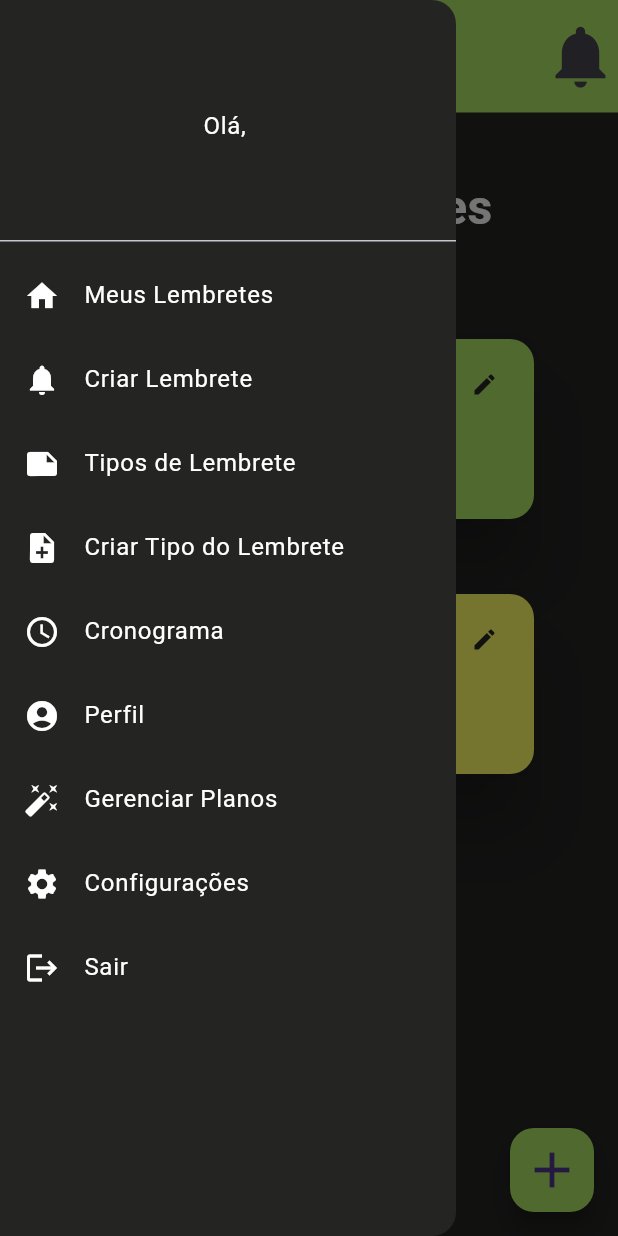
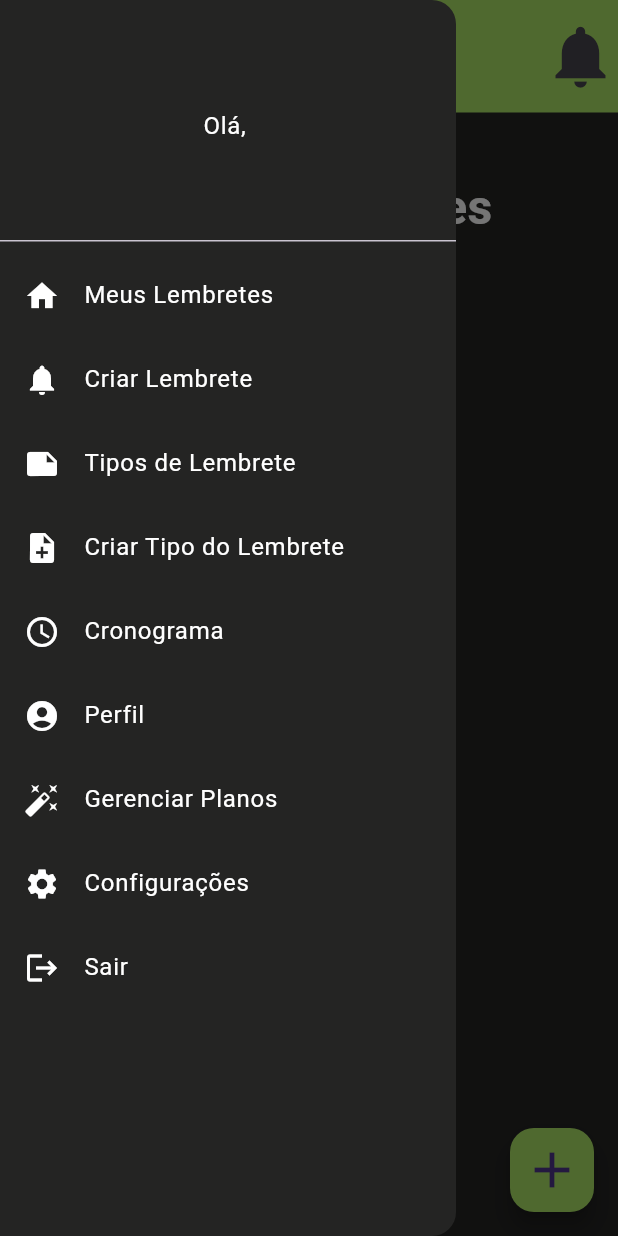
Before and after one commit to LuisFernandoPBPereira/EZReminder, a Flutter app: the screen it shows once a user with an empty profile is signed in, with the side drawer open, on a phone screen of 412 x 824 dp. Run offline on Flutter 3.47's test engine with Material 3 defaults, Android fonts, the phone set to English and light mode, and no system bars; our stand-ins replace cloud_firestore, firebase_auth, firebase_core, flutter_colorpicker; accounts and stored records are empty; generated files the repository leaves out were written again.

Commit message:
feat: Cadastrando e listando lembretes do banco

```diff
--- a/lib/components/card_lembrete.dart
+++ b/lib/components/card_lembrete.dart
@@ -2,14 +2,13 @@ import 'package:ez_reminder/global/ezreminder_colors.dart';
 import 'package:flutter/material.dart';
 
 class CardLembrete extends StatelessWidget {
-  final int id;
-  final int usuarioId;
+  final String id;
   final String titulo;
   final String descricao;
   final String tipoLembrete;
   final int cor;
   final String hora;
-  final DateTime data;
+  final String data;
   final String localizacao;
 
   final VoidCallback onPresssed;
@@ -17,7 +16,6 @@ class CardLembrete extends StatelessWidget {
   const CardLembrete(
       {super.key,
       required this.id,
-      required this.usuarioId,
       required this.titulo,
       required this.descricao,
       required this.tipoLembrete,
--- a/lib/models/lembrete_model.dart
+++ b/lib/models/lembrete_model.dart
@@ -1,24 +1,45 @@
 import 'package:flutter/material.dart';
 
 class LembreteModel {
-  int id;
-  int usuarioId;
+  String id;
   String nome;
   String descricao;
   String? localizacao;
-  int tipoLembreteId;
+  String tipoLembrete;
   int cor;
-  TimeOfDay hora;
-  DateTime data;
+  String hora;
+  String data;
 
   LembreteModel(
       {required this.id,
-      required this.usuarioId,
       required this.nome,
       localizacao,
       required this.descricao,
-      required this.tipoLembreteId,
+      required this.tipoLembrete,
       required this.cor,
       required this.hora,
       required this.data});
+
+  LembreteModel.fromMap(Map<String, dynamic> map)
+      : id = map["id"],
+        nome = map["nome"],
+        localizacao = map["localizacao"],
+        descricao = map["descricao"],
+        tipoLembrete = map["tipoLembrete"],
+        cor = map["cor"],
+        hora = map["hora"],
+        data = map["data"];
+
+  Map<String, dynamic> toMap() {
+    return {
+      "id": id,
+      "nome": nome,
+      "localizacao": localizacao,
+      "descricao": descricao,
+      "tipoLembrete": tipoLembrete,
+      "cor": cor,
+      "hora": hora,
+      "data": data
+    };
+  }
 }
--- a/lib/repository/lembrete_repository.dart
+++ b/lib/repository/lembrete_repository.dart
@@ -6,23 +6,21 @@ class LembreteRepository {
   List<LembreteModel> getLembretes() {
     return [
       LembreteModel(
-          id: 1,
-          usuarioId: 1,
+          id: "1",
           nome: "nome",
           descricao: "descricao",
-          tipoLembreteId: 1,
+          tipoLembrete: "1",
           cor: 0xFFADE566,
-          hora: TimeOfDay.now(),
-          data: DateTime.now()),
+          hora: "TimeOfDay.now()",
+          data: "DateTime.now()"),
       LembreteModel(
-          id: 2,
-          usuarioId: 2,
+          id: "2",
           nome: "nome tal",
           descricao: "descricao tal",
-          tipoLembreteId: 1,
+          tipoLembrete: "1",
           cor: 0xFFFFFF66,
-          hora: TimeOfDay.now(),
-          data: DateTime.now())
+          hora: "TimeOfDay.now()",
+          data: "DateTime.now()")
     ];
   }
 
--- a/lib/screens/home.dart
+++ b/lib/screens/home.dart
@@ -7,7 +7,9 @@ import 'package:ez_reminder/repository/lembrete_repository.dart';
 import 'package:ez_reminder/repository/tipo_lembrete_repository.dart';
 import 'package:ez_reminder/screens/criar_lembrete.dart';
 import 'package:ez_reminder/screens/editar_lembrete.dart';
+import 'package:ez_reminder/services/lembrete_service.dart';
 import 'package:flutter/material.dart';
+import 'package:intl/intl.dart';
 
 class Home extends StatefulWidget {
   const Home({super.key});
@@ -20,11 +22,7 @@ class _HomeState extends State<Home> {
   @override
   Widget build(BuildContext context) {
     List<LembreteModel> lembretes = LembreteRepository().getLembretes();
-
-    String recuperaTipoLembrete(int id) {
-      var tipoLembrete = TipoLembreteRepository().getTipoLembreteById(id);
-      return tipoLembrete.nome;
-    }
+    LembreteService lembreteService = LembreteService();
 
     return SafeArea(
       child: Scaffold(
@@ -58,18 +56,34 @@ class _HomeState extends State<Home> {
               const Titulo(
                 texto: "Meus Lembretes",
               ),
-              Column(
+              StreamBuilder(
+                  stream: lembreteService.getLembretes(),
+                  builder: (context, snapshot) {
+                    if (snapshot.connectionState == ConnectionState.waiting) {
+                      return const Center(
+                        child: Text("Carregando..."),
+                      );
+                    } else {
+                      if (snapshot.hasData &&
+                          snapshot.data != null &&
+                          snapshot.data!.docs.isNotEmpty) {
+                        List<LembreteModel> lembretes = [];
+
+                        for (var doc in snapshot.data!.docs) {
+                          lembretes.add(LembreteModel.fromMap(doc.data()));
+                        }
+
+                        return Column(
                             children: lembretes.map((lembrete) {
                           return CardLembrete(
                               id: lembrete.id,
-                    usuarioId: lembrete.usuarioId,
                               titulo: lembrete.nome,
                               descricao: lembrete.descricao,
-                    tipoLembrete: recuperaTipoLembrete(lembrete.tipoLembreteId),
+                              tipoLembrete: lembrete.tipoLembrete,
                               cor: lembrete.cor,
-                    hora: lembrete.hora.toString(),
+                              hora: lembrete.hora,
                               data: lembrete.data,
-                    localizacao: 'localizacao',
+                              localizacao: lembrete.localizacao ?? "",
                               onPresssed: () {
                                 Navigator.push(
                                   context,
@@ -80,7 +94,12 @@ class _HomeState extends State<Home> {
                                   ),
                                 );
                               });
-              }).toList()),
+                        }).toList());
+                      } else {
+                        return const Text("Não há lembretes");
+                      }
+                    }
+                  })
             ],
           ),
         ),
--- /dev/null
+++ b/lib/services/lembrete_service.dart
@@ -0,0 +1,21 @@
+import 'package:cloud_firestore/cloud_firestore.dart';
+import 'package:ez_reminder/models/lembrete_model.dart';
+import 'package:firebase_auth/firebase_auth.dart';
+
+class LembreteService {
+  String userId;
+  LembreteService() : userId = FirebaseAuth.instance.currentUser!.uid;
+
+  FirebaseFirestore firebaseFirestore = FirebaseFirestore.instance;
+
+  Future<void> adicionarLembrete(LembreteModel lembreteModel) async {
+    await firebaseFirestore
+        .collection(userId)
+        .doc(lembreteModel.id)
+        .set(lembreteModel.toMap());
+  }
+
+  Stream<QuerySnapshot<Map<String, dynamic>>> getLembretes() {
+    return firebaseFirestore.collection(userId).snapshots();
+  }
+}
--- a/pubspec.yaml
+++ b/pubspec.yaml
@@ -37,6 +37,9 @@ dependencies:
   cupertino_icons: ^1.0.8
   firebase_core: ^3.8.0
   firebase_auth: ^5.3.3
+  cloud_firestore: ^5.5.0
+  uuid: ^4.5.1
+  intl: ^0.18.0
 
 dev_dependencies:
   flutter_test:
```
Also changed, not shown: lib/screens/criar_lembrete.dart (+38 -20 lines), lib/screens/editar_lembrete.dart (+25 -26 lines), pubspec.lock, 3 other files. Lines whose indentation alone changed are shown as unchanged.
